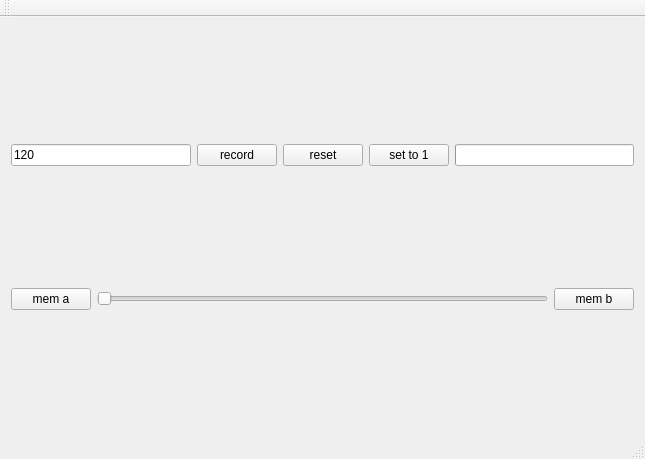
The window that fx-control/mainwindow.ui (mattvenn/teensy-audio-fx) describes before a commit, drawn with Qt 5.
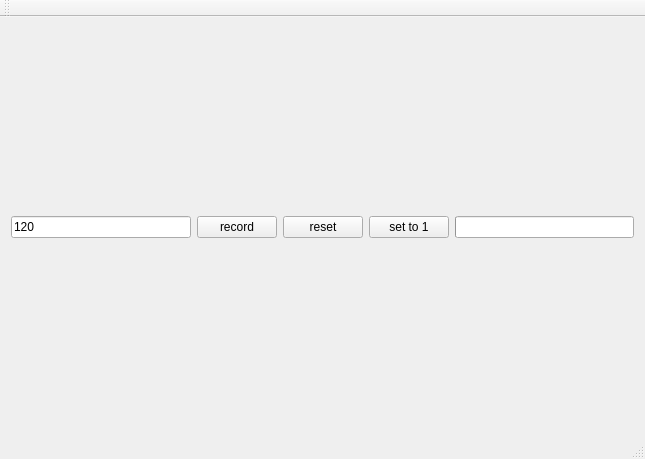
The same window after the commit.

Commit message: remove not very useful crossfade params and neaten things up a bit

The edit to the form file:
```diff
--- a/fx-control/mainwindow.ui
+++ b/fx-control/mainwindow.ui
@@ -66,37 +66,6 @@
       </item>
      </layout>
     </item>
-    <item>
-     <layout class="QHBoxLayout" name="horizontalLayout_2">
-      <property name="topMargin">
-       <number>0</number>
-      </property>
-      <item>
-       <widget class="QPushButton" name="button_mema">
-        <property name="text">
-         <string>mem a</string>
-        </property>
-       </widget>
-      </item>
-      <item>
-       <widget class="QSlider" name="slider_ab">
-        <property name="minimum">
-         <number>0</number>
-        </property>
-        <property name="orientation">
-         <enum>Qt::Horizontal</enum>
-        </property>
-       </widget>
-      </item>
-      <item>
-       <widget class="QPushButton" name="button_memb">
-        <property name="text">
-         <string>mem b</string>
-        </property>
-       </widget>
-      </item>
-     </layout>
-    </item>
     <item>
      <layout class="QHBoxLayout" name="layout"/>
     </item>
```
The commit also changes 1 other file.
